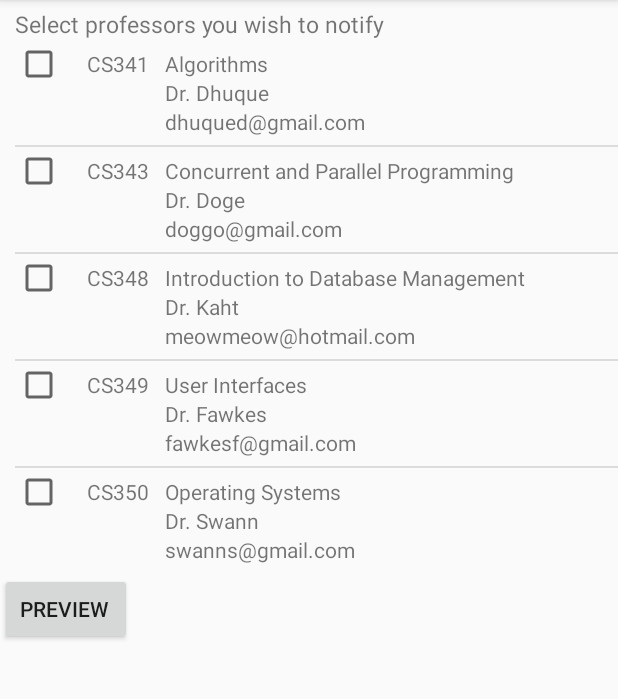
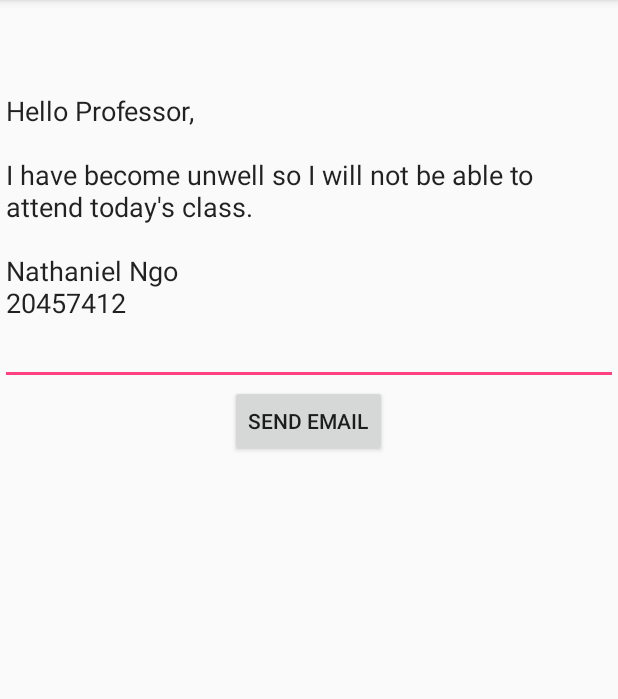
Before and after one commit to abstructs/psykick, an Android app: the CreateNotificationActivity screen opened directly, with no data from a screen before it, after a tap on "PREVIEW", on a phone screen of 412 x 824 dp, the part 84-783 px from its top. Run offline under Robolectric (Android 15) with nearby library versions, the phone set to English and light mode, and no system bars.

Commit message:
Added mock sending email to recipients

```diff
--- a/psykick/app/src/main/java/com/example/uwmlh/psykick/CreateNotificationActivity.java
+++ b/psykick/app/src/main/java/com/example/uwmlh/psykick/CreateNotificationActivity.java
@@ -1,15 +1,16 @@
 package com.example.uwmlh.psykick;
 
+import android.content.Intent;
 import android.support.v7.app.AppCompatActivity;
 import android.os.Bundle;
+import android.util.Log;
 import android.view.View;
 import android.widget.Button;
 import android.widget.ListView;
 import android.widget.TextView;
-import android.widget.Toast;
 
 public class CreateNotificationActivity extends AppCompatActivity {
-
+    String [] recipients;
     @Override
     protected void onCreate(Bundle savedInstanceState) {
         super.onCreate(savedInstanceState);
@@ -19,14 +20,27 @@ public class CreateNotificationActivity extends AppCompatActivity {
          * populates mailing list view with the mailing list information
          */
         ListView mailingList = (ListView) findViewById(R.id.recipients);
+
         RecipientManager listManager = new RecipientManager();
+
         RecipientAdapter adapter = new RecipientAdapter(this, listManager.getList());
+
+
+        recipients = new String[5];
+
+        for (int i = 0; i < listManager.getList().size(); i++) {
+            Log.i("PSYKICK",listManager.getList().get(i).getEmail());
+            recipients[i] += listManager.getList().get(i).getEmail();
+        }
+
         mailingList.setAdapter(adapter);
         Button submit = (Button) findViewById(R.id.send);
         submit.setOnClickListener(new View.OnClickListener() {
             @Override
             public void onClick(View view) {
-           //     Toast.makeText(this, "Message sent!", Toast.LENGTH_LONG);
+                Intent intent = new Intent(getApplicationContext(), PreviewNotificationActivity.class);
+                intent.putExtra("recipients", recipients);
+                startActivity(intent);
             }
         });
     }
--- a/psykick/app/src/main/java/com/example/uwmlh/psykick/MainActivity.java
+++ b/psykick/app/src/main/java/com/example/uwmlh/psykick/MainActivity.java
@@ -7,6 +7,9 @@ import android.view.View;
 import android.widget.Button;
 
 public class MainActivity extends AppCompatActivity {
+    public static final String user = "Nathaniel Ngo";
+    public static final long studentNo = 20457412;
+
 
     @Override
     protected void onCreate(Bundle savedInstanceState) {
--- a/psykick/app/src/main/java/com/example/uwmlh/psykick/PreviewNotificationActivity.java
+++ b/psykick/app/src/main/java/com/example/uwmlh/psykick/PreviewNotificationActivity.java
@@ -1,13 +1,51 @@
 package com.example.uwmlh.psykick;
 
+import android.content.Intent;
+import android.net.Uri;
 import android.support.v7.app.AppCompatActivity;
 import android.os.Bundle;
+import android.util.Log;
+import android.view.View;
+import android.widget.Button;
+import android.widget.EditText;
+import android.widget.Toast;
 
 public class PreviewNotificationActivity extends AppCompatActivity {
+
+    String [] recipients;
 
     @Override
     protected void onCreate(Bundle savedInstanceState) {
         super.onCreate(savedInstanceState);
         setContentView(R.layout.activity_preview_notification);
+        EditText emailBody = (EditText) findViewById(R.id.email_body);
+        final String s = "Hello Professor,\n\nI have become unwell so I will not be able to attend today's class." +
+                "\n\n" + MainActivity.user + "\n" + MainActivity.studentNo;
+        emailBody.setText(s);
+
+        Intent intent = getIntent();
+        recipients = intent.getStringArrayExtra("recipients");
+
+        Button submit = (Button) findViewById(R.id.submit);
+        submit.setOnClickListener(new View.OnClickListener() {
+            @Override
+            public void onClick(View view) {
+                sendEmail(recipients, "Unable to attend class", s);
+                Toast.makeText(getApplicationContext(), "Message sent!", Toast.LENGTH_LONG).show();
+                Intent intent = new Intent(getApplicationContext(), MainActivity.class);
+                startActivity(intent);
+            }
+        });
+    }
+
+    public void sendEmail(String[] addresses, String subject, String body) {
+        Intent intent = new Intent(Intent.ACTION_SEND);
+        intent.setType("text/html");
+        intent.putExtra(Intent.EXTRA_EMAIL, "ngonathanieldean@gmail.com");
+        intent.putExtra(Intent.EXTRA_SUBJECT, subject);
+        intent.putExtra(Intent.EXTRA_TEXT, body);
+        Log.i("PSYKICK", "send email intent");
+        Log.i("PSYKICK", "sending the email");
+        startActivity(Intent.createChooser(intent, "Send email using..."));
     }
 }
--- a/psykick/app/src/main/java/com/example/uwmlh/psykick/Recipient.java
+++ b/psykick/app/src/main/java/com/example/uwmlh/psykick/Recipient.java
@@ -3,6 +3,9 @@ package com.example.uwmlh.psykick;
 /**
  * Created by nngo1 on 02-Dec-17.
  */
+
+import android.content.Intent;
+import android.net.Uri;
 
 /**
  * Describes a recipient of an excusal and how to send an email to them
@@ -40,7 +43,4 @@ public class Recipient {
         return courseName + " " + code + " " + profName + " " + email;
     }
 
-    public void sendEmail() {
-
-    }
 }
--- a/psykick/app/src/main/java/com/example/uwmlh/psykick/RecipientAdapter.java
+++ b/psykick/app/src/main/java/com/example/uwmlh/psykick/RecipientAdapter.java
@@ -25,11 +25,6 @@ public class RecipientAdapter extends ArrayAdapter<Recipient> {
         this.inflater = LayoutInflater.from(context);
     }
 
-    public void swapItems(List<Recipient> recipients) {
-        this.recipients = recipients;
-        notifyDataSetChanged();
-    }
-
     @Override
     public View getView(int position, View convertView, ViewGroup parent) {
         final CreateNotificationActivity.RecipientViewHolder holder;
--- a/psykick/app/src/main/java/com/example/uwmlh/psykick/RecipientManager.java
+++ b/psykick/app/src/main/java/com/example/uwmlh/psykick/RecipientManager.java
@@ -10,7 +10,7 @@ import java.util.List;
  */
 
 public class RecipientManager {
-
+    private static String TEST_EMAIL = "ngonathanieldean@gmail.com";
     /**
      * Hard coded list of courses, should retrieve from student timetable in the future
      */
@@ -18,11 +18,11 @@ public class RecipientManager {
 
     public List<Recipient> getList() {
         recipients = new ArrayList<>();
-        recipients.add(new Recipient("Algorithms", "CS341", "Dr. Dhuque", "dhuqued@gmail.com"));
-        recipients.add(new Recipient("Concurrent and Parallel Programming", "CS343", "Dr. Doge", "doggo@gmail.com"));
-        recipients.add(new Recipient("Introduction to Database Management", "CS348", "Dr. Kaht", "meowmeow@hotmail.com"));
-        recipients.add(new Recipient("User Interfaces", "CS349", "Dr. Fawkes", "fawkesf@gmail.com"));
-        recipients.add(new Recipient("Operating Systems", "CS350", "Dr. Swann", "swanns@gmail.com"));
+        recipients.add(new Recipient("Algorithms", "CS341", "Dr. Dhuque", TEST_EMAIL));
+        recipients.add(new Recipient("Concurrent and Parallel Programming", "CS343", "Dr. Doge", TEST_EMAIL));
+        recipients.add(new Recipient("Introduction to Database Management", "CS348", "Dr. Kaht", TEST_EMAIL));
+        recipients.add(new Recipient("User Interfaces", "CS349", "Dr. Fawkes", TEST_EMAIL));
+        recipients.add(new Recipient("Operating Systems", "CS350", "Dr. Swann", TEST_EMAIL));
 
         return recipients;
     }
--- a/psykick/app/src/main/res/layout/activity_create_notification.xml
+++ b/psykick/app/src/main/res/layout/activity_create_notification.xml
@@ -12,7 +12,7 @@
         android:layout_height="wrap_content"
         android:paddingLeft="10sp"
         android:text="Select professors you wish to notify"
-        android:textSize="15sp"
+        android:textSize="20sp"
         android:paddingTop="5sp"/>
 
     <ListView
--- a/psykick/app/src/main/res/layout/activity_preview_notification.xml
+++ b/psykick/app/src/main/res/layout/activity_preview_notification.xml
@@ -7,4 +7,23 @@
     android:orientation="vertical"
     tools:context="com.example.uwmlh.psykick.PreviewNotificationActivity">
 
+    <TextView
+        android:layout_width="wrap_content"
+        android:layout_height="wrap_content" />
+
+    <EditText
+        android:id="@+id/email_body"
+        android:layout_width="match_parent"
+        android:layout_height="wrap_content"
+        android:ems="10"
+        android:inputType="textMultiLine"
+        android:lines="10"/>
+
+    <Button
+        android:layout_width="wrap_content"
+        android:layout_height="wrap_content"
+        android:id="@+id/submit"
+        android:text="send email"
+        android:layout_gravity="center_horizontal"/>
+
 </LinearLayout>
```
Also changed, not shown: psykick/app/src/main/res/layout/activity_main.xml (+0 -7 lines).
